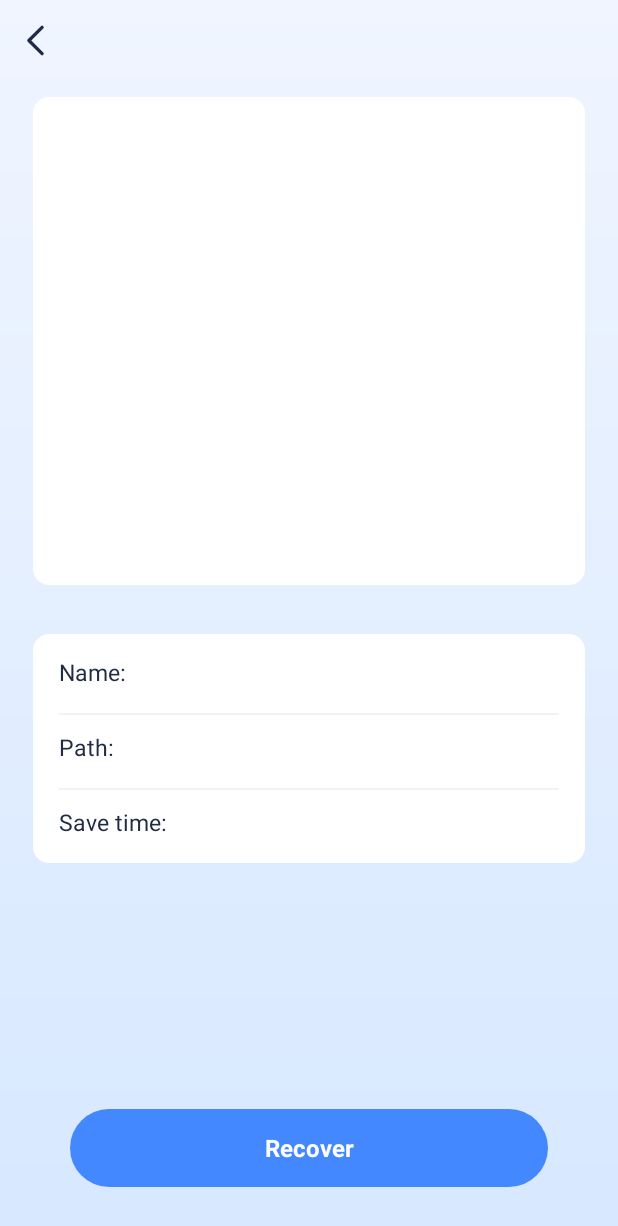
After one commit to Dale-jiang/EasyFileRecovery, an Android app: the FileDetailsActivity screen opened directly, with no data from a screen before it, on a phone screen of 412 x 824 dp. The commit adds this screen. Shown: the top 1226 px of the screen. Run offline under Robolectric (Android 15) with nearby library versions, the phone set to English and light mode, and no system bars; libraries missing offline, so code that uses them is left out: com.blankj.utilcode.

Commit message:
详情页

```diff
--- a/app/src/main/AndroidManifest.xml
+++ b/app/src/main/AndroidManifest.xml
@@ -63,6 +63,11 @@
             android:name=".ui.recover.FileRecoveryListActivity"
             android:configChanges="orientation|screenSize|keyboardHidden" />
 
+        <activity
+            android:name=".ui.recover.FileDetailsActivity"
+            android:configChanges="orientation|screenSize|keyboardHidden"
+            android:launchMode="singleTop" />
+
     </application>
 
 </manifest>
--- /dev/null
+++ b/app/src/main/java/com/file/easyfilerecovery/ui/recover/FileDetailsActivity.kt
@@ -0,0 +1,68 @@
+package com.file.easyfilerecovery.ui.recover
+
+import androidx.core.view.isVisible
+import com.blankj.utilcode.util.ConvertUtils
+import com.bumptech.glide.Glide
+import com.file.easyfilerecovery.data.FileInfo
+import com.file.easyfilerecovery.data.RecoverType
+import com.file.easyfilerecovery.databinding.ActivityFileDetailsBinding
+import com.file.easyfilerecovery.ui.base.BaseActivity
+import com.file.easyfilerecovery.utils.CommonUtils
+
+@Suppress("DEPRECATION")
+class FileDetailsActivity : BaseActivity<ActivityFileDetailsBinding>(ActivityFileDetailsBinding::inflate) {
+
+    companion object {
+        const val RECOVER_TYPE_KEY = "recover_type_key"
+        const val RECOVER_IMAGE_KEY = "recover_image_key"
+        const val RECOVER_FILE_INFO_KEY = "recover_file_info_key"
+    }
+
+    private val recoverType by lazy { intent?.getSerializableExtra(RECOVER_TYPE_KEY) as? RecoverType }
+    private val imageId by lazy { intent?.getIntExtra(RECOVER_IMAGE_KEY, -1) ?: -1 }
+    private val fileInfo by lazy { intent?.getParcelableExtra<FileInfo>(RECOVER_FILE_INFO_KEY) }
+
+    override fun initUI() {
+        with(binding) {
+
+            val type = recoverType
+
+            tvTitle.text = type?.getRecoverName(this@FileDetailsActivity) ?: ""
+            ivPlay.isVisible = type == RecoverType.VIDEO
+
+            fileInfo?.let { info ->
+                when {
+                    (type == RecoverType.VIDEO || type == RecoverType.PHOTO) && info.filePath.isNotBlank() -> {
+                        Glide.with(this@FileDetailsActivity).load(info.filePath).into(ivDetails)
+                    }
+
+                    imageId != -1 -> {
+                        Glide.with(this@FileDetailsActivity)
+                            .load(imageId)
+                            .override(ConvertUtils.dp2px(80f), ConvertUtils.dp2px(80f))
+                            .into(ivDetails)
+                    }
+
+                    else -> ivDetails.setImageDrawable(null)
+                }
+
+                imgContainer.setOnClickListener {
+                    // TODO：
+                }
+                btnRecover.setOnClickListener {
+                    // TODO：
+                }
+
+                tvName.text = info.fileName
+                tvPath.text = info.filePath
+                tvSaveTime.text = CommonUtils.formatDateTime(info.lastModified, "yyyy/MM/dd HH:mm")
+            }
+        }
+    }
+
+    override fun initListeners() {
+        binding.ivBack.setOnClickListener { onBackPressedDispatcher.onBackPressed() }
+    }
+
+
+}
--- a/app/src/main/java/com/file/easyfilerecovery/ui/recover/FileListFragment.kt
+++ b/app/src/main/java/com/file/easyfilerecovery/ui/recover/FileListFragment.kt
@@ -11,6 +11,7 @@ import com.file.easyfilerecovery.data.StorageType
 import com.file.easyfilerecovery.databinding.FragmentFileListBinding
 import com.file.easyfilerecovery.ui.base.BaseFragment
 import com.file.easyfilerecovery.ui.common.GlobalViewModel.Companion.allRecoverableFiles
+import com.file.easyfilerecovery.utils.launchActivity
 import kotlinx.coroutines.Dispatchers
 import kotlinx.coroutines.launch
 import kotlinx.coroutines.withContext
@@ -70,7 +71,14 @@ class FileListFragment : BaseFragment<FragmentFileListBinding>(FragmentFileListB
                     onChecked = {
                         (requireActivity() as FileRecoveryListActivity).setBtnStatus()
                     },
-                    onItemClick = { _, _ -> }
+                    onItemClick = { info, id ->
+                        requireActivity().launchActivity<FileDetailsActivity> {
+                            putExtra(FileDetailsActivity.RECOVER_FILE_INFO_KEY, info)
+                            putExtra(FileDetailsActivity.RECOVER_IMAGE_KEY, id)
+                            putExtra(FileDetailsActivity.RECOVER_TYPE_KEY, recoverType)
+                        }
+
+                    }
                 ).also { binding.recyclerView.adapter = it }
             }
 
--- a/app/src/main/res/drawable/bg_btn_recover.xml
+++ b/app/src/main/res/drawable/bg_btn_recover.xml
@@ -3,8 +3,8 @@
     <item android:state_enabled="false">
         <shape>
             <solid android:color="#B9C3D2" />
-            <corners android:radius="12dp" />
+            <corners android:radius="33dp" />
         </shape>
     </item>
-    <item android:drawable="@drawable/ripple_bg_main_12" />
+    <item android:drawable="@drawable/bg_btn_ok" />
 </selector>
--- /dev/null
+++ b/app/src/main/res/drawable/bg_shape_white_10.xml
@@ -0,0 +1,7 @@
+<?xml version="1.0" encoding="utf-8"?>
+<shape xmlns:android="http://schemas.android.com/apk/res/android">
+
+    <solid android:color="@color/white"/>
+    <corners android:radius="10dp"/>
+
+</shape>
--- /dev/null
+++ b/app/src/main/res/layout/activity_file_details.xml
@@ -0,0 +1,186 @@
+<?xml version="1.0" encoding="utf-8"?>
+<androidx.constraintlayout.widget.ConstraintLayout xmlns:android="http://schemas.android.com/apk/res/android"
+    xmlns:app="http://schemas.android.com/apk/res-auto"
+    xmlns:tools="http://schemas.android.com/tools"
+    android:layout_width="match_parent"
+    android:layout_height="match_parent">
+
+    <FrameLayout
+        android:id="@+id/toolBar"
+        android:layout_width="match_parent"
+        android:layout_height="50dp"
+        app:layout_constraintTop_toTopOf="parent">
+
+        <androidx.appcompat.widget.AppCompatImageView
+            android:id="@+id/ivBack"
+            android:layout_width="wrap_content"
+            android:layout_height="match_parent"
+            android:layout_marginStart="2dp"
+            android:foreground="?selectableItemBackgroundBorderless"
+            android:paddingHorizontal="10dp"
+            app:srcCompat="@drawable/ic_back" />
+
+        <TextView
+            android:id="@+id/tvTitle"
+            android:layout_width="wrap_content"
+            android:layout_height="wrap_content"
+            android:layout_gravity="center"
+            android:text="@string/str_picture_recover"
+            android:textColor="#FF3E3E3E"
+            android:textSize="20sp"
+            android:textStyle="bold" />
+
+    </FrameLayout>
+
+    <FrameLayout
+        android:id="@+id/imgContainer"
+        android:layout_width="0dp"
+        android:layout_height="300dp"
+        android:layout_marginHorizontal="20dp"
+        android:layout_marginTop="10dp"
+        android:background="@drawable/bg_shape_white_10"
+        app:layout_constraintEnd_toEndOf="parent"
+        app:layout_constraintStart_toStartOf="parent"
+        app:layout_constraintTop_toBottomOf="@+id/toolBar">
+
+        <androidx.appcompat.widget.AppCompatImageView
+            android:id="@+id/ivDetails"
+            android:layout_width="match_parent"
+            android:layout_height="wrap_content"
+            android:layout_gravity="center" />
+
+        <androidx.appcompat.widget.AppCompatImageView
+            android:id="@+id/ivPlay"
+            android:layout_width="35dp"
+            android:layout_height="35dp"
+            android:layout_gravity="center"
+            android:visibility="gone"
+            app:srcCompat="@drawable/ic_video_play" />
+
+    </FrameLayout>
+
+    <androidx.appcompat.widget.LinearLayoutCompat
+        android:layout_width="match_parent"
+        android:layout_height="wrap_content"
+        android:layout_marginHorizontal="20dp"
+        android:layout_marginTop="30dp"
+        android:background="@drawable/bg_shape_white_10"
+        android:gravity="center_horizontal"
+        android:orientation="vertical"
+        android:padding="16dp"
+        app:layout_constraintTop_toBottomOf="@+id/imgContainer">
+
+        <androidx.appcompat.widget.LinearLayoutCompat
+            android:layout_width="match_parent"
+            android:layout_height="wrap_content"
+            android:gravity="center_vertical"
+            android:orientation="horizontal">
+
+            <androidx.appcompat.widget.AppCompatTextView
+                android:layout_width="wrap_content"
+                android:layout_height="wrap_content"
+                android:includeFontPadding="false"
+                android:text="@string/str_name"
+                android:textColor="#202B44" />
+
+            <androidx.appcompat.widget.AppCompatTextView
+                android:id="@+id/tvName"
+                android:layout_width="0dp"
+                android:layout_height="wrap_content"
+                android:layout_weight="1"
+                android:gravity="end"
+                android:includeFontPadding="false"
+                android:paddingStart="20dp"
+                android:textColor="#202B44"
+                tools:ignore="RtlSymmetry"
+                tools:text="xxxddddxxxddddxxxddddxxxdddd" />
+
+        </androidx.appcompat.widget.LinearLayoutCompat>
+
+        <View
+            android:layout_width="match_parent"
+            android:layout_height="1dp"
+            android:layout_marginTop="16dp"
+            android:background="#F2F2F2" />
+
+        <androidx.appcompat.widget.LinearLayoutCompat
+            android:layout_width="match_parent"
+            android:layout_height="wrap_content"
+            android:layout_marginTop="12dp"
+            android:gravity="center_vertical"
+            android:orientation="horizontal">
+
+            <androidx.appcompat.widget.AppCompatTextView
+                android:layout_width="wrap_content"
+                android:layout_height="wrap_content"
+                android:includeFontPadding="false"
+                android:text="@string/str_path"
+                android:textColor="#202B44" />
+
+            <androidx.appcompat.widget.AppCompatTextView
+                android:id="@+id/tvPath"
+                android:layout_width="0dp"
+                android:layout_height="wrap_content"
+                android:layout_weight="1"
+                android:gravity="end"
+                android:includeFontPadding="false"
+                android:paddingStart="20dp"
+                android:textColor="#202B44"
+                tools:ignore="RtlSymmetry"
+                tools:text="xxxddddxxxddddxxxddddxxxdddd" />
+
+        </androidx.appcompat.widget.LinearLayoutCompat>
+
+        <View
+            android:layout_width="match_parent"
+            android:layout_height="1dp"
+            android:layout_marginTop="16dp"
+            android:background="#F2F2F2" />
+
+        <androidx.appcompat.widget.LinearLayoutCompat
+            android:layout_width="match_parent"
+            android:layout_height="wrap_content"
+            android:layout_marginTop="12dp"
+            android:gravity="center_vertical"
+            android:orientation="horizontal">
+
+            <androidx.appcompat.widget.AppCompatTextView
+                android:layout_width="wrap_content"
+                android:layout_height="wrap_content"
+                android:includeFontPadding="false"
+                android:text="@string/str_save_time"
+                android:textColor="#202B44" />
+
+            <androidx.appcompat.widget.AppCompatTextView
+                android:id="@+id/tvSaveTime"
+                android:layout_width="0dp"
+                android:layout_height="wrap_content"
+                android:layout_weight="1"
+                android:gravity="end"
+                android:includeFontPadding="false"
+                android:paddingStart="20dp"
+                android:textColor="#202B44"
+                tools:ignore="RtlSymmetry"
+                tools:text="xxxddddxxxddddxxxddddxxxdddd" />
+
+        </androidx.appcompat.widget.LinearLayoutCompat>
+
+    </androidx.appcompat.widget.LinearLayoutCompat>
+
+    <androidx.appcompat.widget.AppCompatTextView
+        android:id="@+id/btnRecover"
+        android:layout_width="match_parent"
+        android:layout_height="48dp"
+        android:layout_marginHorizontal="43dp"
+        android:layout_marginTop="16dp"
+        android:layout_marginBottom="30dp"
+        android:background="@drawable/bg_btn_ok"
+        android:gravity="center"
+        android:text="@string/str_recover"
+        android:textColor="@color/white"
+        android:textSize="15sp"
+        android:textStyle="bold"
+        app:layout_constraintBottom_toBottomOf="parent" />
+
+
+</androidx.constraintlayout.widget.ConstraintLayout>
--- a/app/src/main/res/layout/activity_file_recover_list.xml
+++ b/app/src/main/res/layout/activity_file_recover_list.xml
@@ -81,7 +81,7 @@
         <androidx.appcompat.widget.AppCompatTextView
             android:id="@+id/btnRecover"
             android:layout_width="match_parent"
-            android:layout_height="50dp"
+            android:layout_height="48dp"
             android:layout_marginHorizontal="43dp"
             android:layout_marginTop="16dp"
             android:layout_marginBottom="8dp"
--- a/app/src/main/res/values/strings.xml
+++ b/app/src/main/res/values/strings.xml
@@ -24,4 +24,7 @@
     <string name="str_ok">OK</string>
     <string name="str_month">month</string>
     <string name="str_filter_files">Filter files</string>
+    <string name="str_name">Name:</string>
+    <string name="str_path">Path:</string>
+    <string name="str_save_time">Save time:</string>
 </resources>
```
